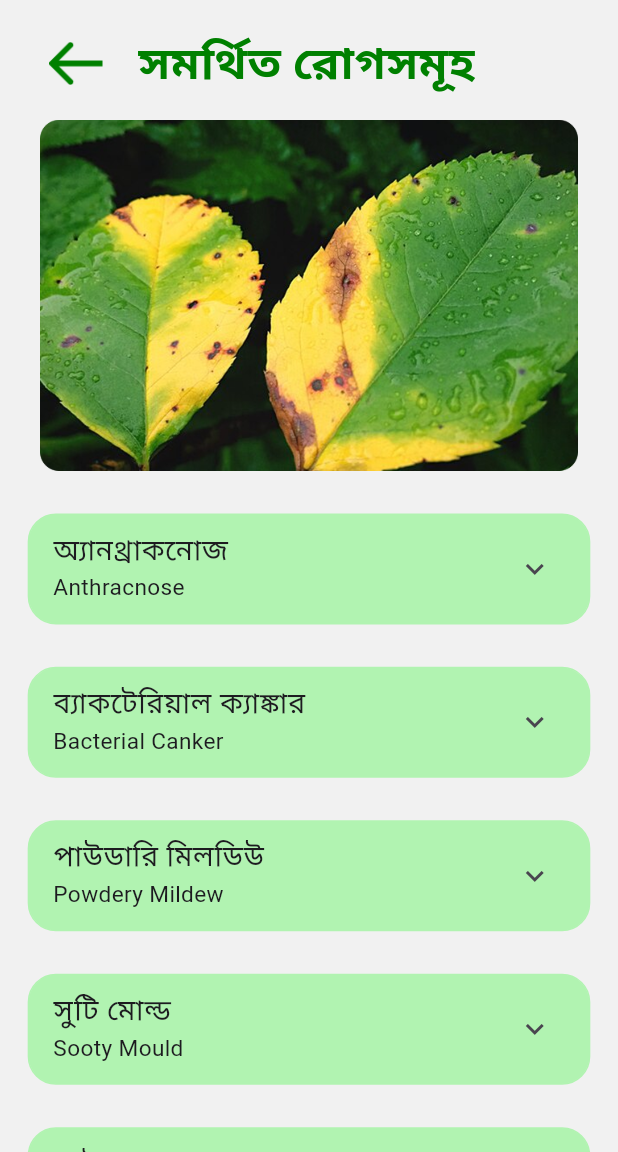
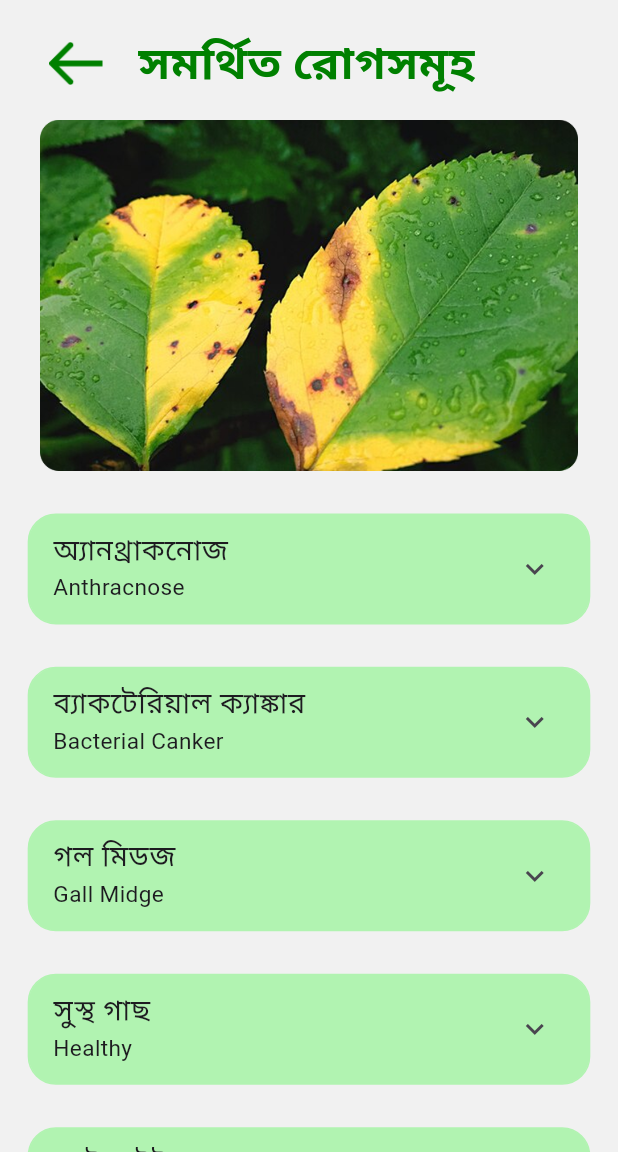
Before and after one commit to safridbhueyan/Mango_leaf_disease_detection_app, a Flutter app: the DiseaseScreen screen opened by its route, on a phone screen of 412 x 824 dp, the part 84-1236 px from its top. Run offline on Flutter 3.47's test engine with Material 3 defaults, Android fonts, the phone set to English and light mode, and no system bars; our stand-ins replace cloud_firestore, firebase_auth, firebase_core, firebase_storage, flutter_screenutil, go_router and 1 more; missing offline and left inert: flutter_tflite; accounts and stored records are empty.

Commit message:
tf lite added and final model

```diff
--- /dev/null
+++ b/assets/labels.txt
@@ -0,0 +1,7 @@
+0 Anthracnose
+1 Bacterial Canker
+2 Gall_Midge
+3 Healthy
+4 Late_blight
+5 Powdery Mildew
+6 Sooty_Mould
--- a/lib/main.dart
+++ b/lib/main.dart
@@ -2,6 +2,7 @@ import 'package:firebase_core/firebase_core.dart';
 import 'package:flutter/material.dart';
 import 'package:flutter/services.dart';
 import 'package:flutter_screenutil/flutter_screenutil.dart';
+import 'package:mango_leaf_disease/detection_model/tf_lite_service.dart';
 import 'package:mango_leaf_disease/firebase_options.dart';
 import 'package:mango_leaf_disease/routes/route_configs.dart';
 import 'package:mango_leaf_disease/view_model/auth_provider.dart';
@@ -14,6 +15,7 @@ void main() async {
   await Firebase.initializeApp(options: DefaultFirebaseOptions.currentPlatform);
   await SystemChrome.setPreferredOrientations([DeviceOrientation.portraitUp]);
   await ScreenUtil.ensureScreenSize();
+  await TfliteService.loadModel();
 
   runApp(const MyApp());
 }
--- a/lib/model/symtoms_model.dart
+++ b/lib/model/symtoms_model.dart
@@ -1,4 +1,6 @@
 class SymtomsModel {
+  final String rawLabel;
+
   final String title;
   final String subtitle;
   final String discription;
@@ -7,6 +9,7 @@ class SymtomsModel {
   final List<String> resistance;
 
   SymtomsModel({
+    required this.rawLabel,
     required this.title,
     required this.subtitle,
     required this.discription,
@@ -17,6 +20,7 @@ class SymtomsModel {
 
   factory SymtomsModel.fromJson(Map<String, dynamic> json) {
     return SymtomsModel(
+      rawLabel: json['rawLabel'],
       title: json['title'],
       subtitle: json['subtitle'],
       discription: json['discription'],
--- a/lib/routes/route_configs.dart
+++ b/lib/routes/route_configs.dart
@@ -1,6 +1,7 @@
 import 'package:flutter/material.dart';
 import 'package:go_router/go_router.dart';
 import 'package:mango_leaf_disease/routes/route_names.dart';
+import 'package:mango_leaf_disease/service/auth_gate.dart';
 import 'package:mango_leaf_disease/view/aboutUs_screen.dart';
 import 'package:mango_leaf_disease/view/disease_screen.dart';
 import 'package:mango_leaf_disease/view/home_screen.dart';
@@ -11,7 +12,7 @@ import 'package:mango_leaf_disease/view/sign_up_screen.dart';
 
 class RouteConfig {
   GoRouter goRouter = GoRouter(
-    initialLocation: RouteName.LoginScreen,
+    initialLocation: RouteName.authGate,
 
     routes: [
       GoRoute(
@@ -19,6 +20,13 @@ class RouteConfig {
         path: RouteName.SignUpScreen,
         pageBuilder: (context, state) {
           return const MaterialPage(child: SignUpScreen());
+        },
+      ),
+      GoRoute(
+        name: RouteName.authGate,
+        path: RouteName.authGate,
+        pageBuilder: (context, state) {
+          return const MaterialPage(child: AuthGate());
         },
       ),
       GoRoute(
--- a/lib/routes/route_names.dart
+++ b/lib/routes/route_names.dart
@@ -7,4 +7,5 @@ class RouteName {
   static const String AboutusScreen = '/AboutusScreen';
   static const String ProfileScreen = '/ProfileScreen';
   static const String PickimageScreen = '/PickimageScreen';
+  static const String authGate = '/AuthGate';
 }
--- a/lib/view_model/imagePicker_provider.dart
+++ b/lib/view_model/imagePicker_provider.dart
@@ -1,18 +1,25 @@
 import 'package:flutter/material.dart';
 import 'package:image_picker/image_picker.dart';
+import 'package:mango_leaf_disease/detection_model/tf_lite_service.dart';
 
 class ImagepickerProvider with ChangeNotifier {
   final ImagePicker _picker = ImagePicker();
 
   XFile? _pickedImage;
+  List? _modelResults;
 
-  XFile? get pickedIamage => _pickedImage;
+  XFile? get pickedImage => _pickedImage;
+  List? get modelResults => _modelResults;
 
   Future<bool> galleryPick() async {
     try {
       final pickedFile = await _picker.pickImage(source: ImageSource.gallery);
       if (pickedFile != null) {
         _pickedImage = pickedFile;
+
+        /// Run model
+        _modelResults = await TfliteService.runModelOnImage(pickedFile.path);
+
         notifyListeners();
         return true;
       }
@@ -27,6 +34,10 @@ class ImagepickerProvider with ChangeNotifier {
       final pickedFile = await _picker.pickImage(source: ImageSource.camera);
       if (pickedFile != null) {
         _pickedImage = pickedFile;
+
+        /// Run model
+        _modelResults = await TfliteService.runModelOnImage(pickedFile.path);
+
         notifyListeners();
         return true;
       }
@@ -35,4 +46,13 @@ class ImagepickerProvider with ChangeNotifier {
     }
     return false;
   }
+
+  String cleanLabel(String rawLabel) {
+    final parts = rawLabel.split(' ');
+    if (parts.length > 1) {
+      parts.removeAt(0); // remove index
+      return parts.join(' ');
+    }
+    return rawLabel;
+  }
 }
--- a/lib/view_model/symtom_provider.dart
+++ b/lib/view_model/symtom_provider.dart
@@ -4,6 +4,7 @@ import 'package:mango_leaf_disease/model/symtoms_model.dart';
 class SymtomProvider with ChangeNotifier {
   final List<SymtomsModel> _model = [
     SymtomsModel(
+      rawLabel: "0 Anthracnose",
       title: "অ্যানথ্রাকনোজ",
       subtitle: "Anthracnose",
       discription:
@@ -17,6 +18,7 @@ class SymtomProvider with ChangeNotifier {
       ],
     ),
     SymtomsModel(
+      rawLabel: "1 Bacterial Canker",
       title: "ব্যাকটেরিয়াল ক্যাঙ্কার",
       subtitle: "Bacterial Canker",
       discription: "পাতায় ছোট ছোট হলুদ দাগ দেখা যায়, পরে বাদামি রঙ ধারণ করে।",
@@ -25,10 +27,50 @@ class SymtomProvider with ChangeNotifier {
       resistance: [
         "রোগ প্রতিরোধী জাত ব্যবহার করুন",
         "সঠিক দূরত্বে চারা রোপণ করুন",
-        'নিয়মিত পর্যবেক্ষণ করুন ',
+        'নিয়মিত পর্যবেক্ষণ করুন',
       ],
     ),
     SymtomsModel(
+      rawLabel: "2 Gall_Midge",
+      title: "গল মিডজ",
+      subtitle: "Gall Midge",
+      discription: "পাতা ও ফুলের কুঁড়িতে অস্বাভাবিক গিঁট দেখা যায়।",
+      symtom: ["পাতায় গিঁট", "ফুলের কুঁড়ি বিকৃত", "ফল কমে যাওয়া"],
+      cure: "নিম ভিত্তিক কীটনাশক স্প্রে করুন।",
+      resistance: [
+        "আক্রান্ত অংশ অপসারণ করুন",
+        "পরিচ্ছন্নতা বজায় রাখুন",
+        "পোকামাকড় নিয়ন্ত্রণে রাখুন",
+      ],
+    ),
+    SymtomsModel(
+      rawLabel: "3 Healthy",
+      title: "সুস্থ গাছ",
+      subtitle: "Healthy",
+      discription: "গাছ সম্পূর্ণ সুস্থ, কোনো রোগ লক্ষণ নেই।",
+      symtom: ["লক্ষণ নেই", "পাতা সবুজ ও সতেজ", "ফল ভাল পরিমাণে ধরে"],
+      cure: "কোনো চিকিৎসার প্রয়োজন নেই।",
+      resistance: [
+        "নিয়মিত সেচ ও সার দিন",
+        "পরিবেশ পরিচ্ছন্ন রাখুন",
+        "রোগ প্রতিরোধক ব্যবস্থা অবলম্বন করুন",
+      ],
+    ),
+    SymtomsModel(
+      rawLabel: "4 Late_blight",
+      title: "লেট ব্লাইট",
+      subtitle: "Late Blight",
+      discription: "পাতা ও ডালে বড় বাদামি দাগ পড়ে, ফল পচে যেতে থাকে।",
+      symtom: ["পাতা ও ডালে দাগ", "ফল পচে যাওয়া", "গাছ দুর্বল হয়ে পড়ে"],
+      cure: "ম্যানকোজেব বা কপার ভিত্তিক ছত্রাকনাশক স্প্রে করুন।",
+      resistance: [
+        "প্রতিরোধী জাত ব্যবহার করুন",
+        "আক্রান্ত অংশ সরিয়ে ফেলুন",
+        "পর্যাপ্ত বায়ু চলাচল নিশ্চিত করুন",
+      ],
+    ),
+    SymtomsModel(
+      rawLabel: "5 Powdery Mildew",
       title: "পাউডারি মিলডিউ",
       subtitle: "Powdery Mildew",
       discription: "পাতায় সাদা পাউডারের মতো আবরণ দেখা যায়।",
@@ -37,10 +79,11 @@ class SymtomProvider with ChangeNotifier {
       resistance: [
         "বাগানে বায়ু চলাচল বাড়ান",
         "আক্রান্ত অংশ অপসারণ করুন",
-        'প্রতিরোধী জাত ব্যবহার করুন ',
+        'প্রতিরোধী জাত ব্যবহার করুন',
       ],
     ),
     SymtomsModel(
+      rawLabel: "6 Sooty_Mould",
       title: "সুটি মোল্ড",
       subtitle: "Sooty Mould",
       discription: "পাতায় কালো ধূলার মতো আবরণ দেখা যায়।",
@@ -49,27 +92,24 @@ class SymtomProvider with ChangeNotifier {
         "ফটোসিনথেসিস কমে যাওয়া",
         'গাছের বৃদ্ধি ব্যাহত',
       ],
-      cure: "স্টিকার মিশ্রিত কীটনাশক স্প্রে করুন ",
+      cure: "স্টিকার মিশ্রিত কীটনাশক স্প্রে করুন।",
       resistance: [
         "পোকামাকড় নিয়ন্ত্রণ করুন",
         "সঠিক সারের ব্যবহার",
         'নিয়মিত পরিদর্শন',
       ],
     ),
-    SymtomsModel(
-      title: "ডাইব্যাক",
-      subtitle: "Dieback",
-      discription:
-          "ডালের আগা শুকিয়ে যায় এবং ধীরে ধীরে নিচের দিকে মরে যেতে থাকে।",
-      symtom: ["ডালের আগা শুকানো", "পাতা ঝরে পড়া", "ফল ধরা কমে যাওয়া"],
-      cure: "কার্বেনডাজিম অথবা থায়োফিনেট-মিথাইল স্প্রে করুন।",
-      resistance: [
-        "আক্রান্ত ডাল কেটে ফেলুন",
-        "পর্যাপ্ত সার ও পানির ব্যবস্থা করুন",
-        "পরিচ্ছন্নতা বজায় রাখুন",
-      ],
-    ),
   ];
 
   List<SymtomsModel> get model => _model;
+
+  SymtomsModel? findDiseaseByLabel(String label) {
+    try {
+      return _model.firstWhere(
+        (m) => m.rawLabel.toLowerCase().contains(label.toLowerCase()),
+      );
+    } catch (e) {
+      return null;
+    }
+  }
 }
```
Also changed, not shown: lib/detection_model/tf_lite_service.dart (added, +24 -0 lines), lib/view/pickImage_screen.dart (+52 -13 lines), lib/view/sign_up_screen.dart (+9 -3 lines), lib/view/widget/customDrawer.dart (+8 -1 lines), pubspec.yaml (+5 -2 lines), pubspec.lock, 1 other file.
